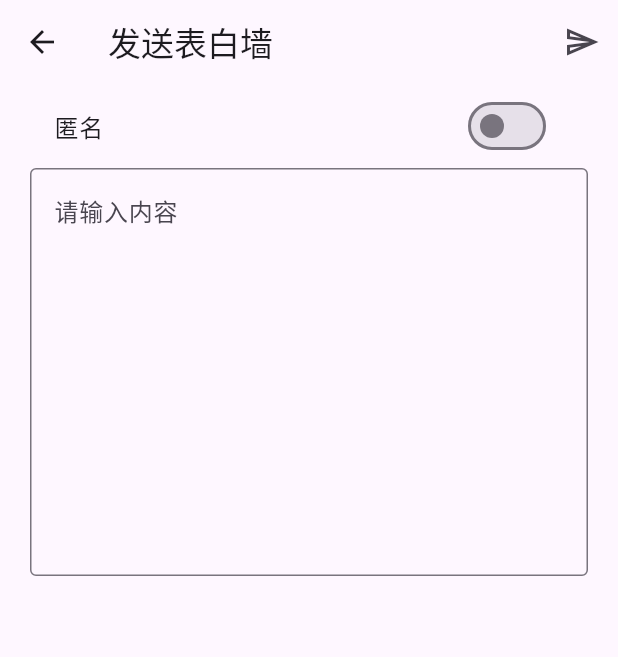
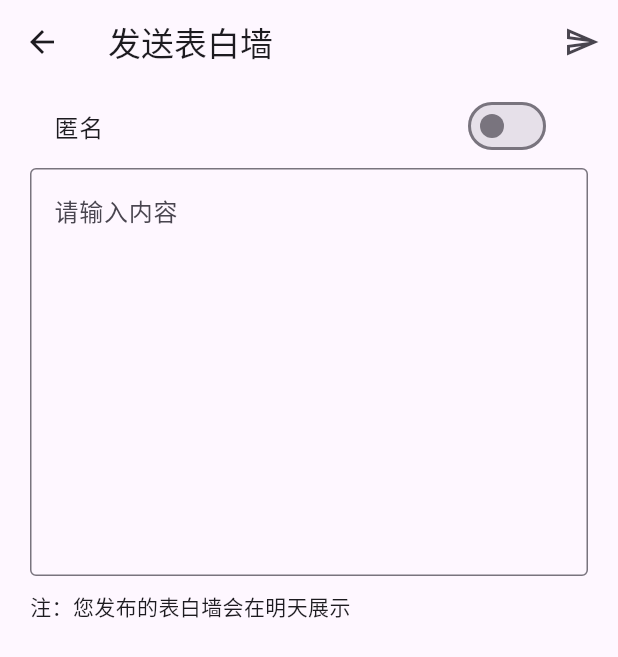
Before and after one commit to ChatDan/chatdan_frontend, a Flutter app: the CreateWallPage screen opened directly, on a phone screen of 412 x 824 dp. Shown: the top 657 px of the screen. Run offline on Flutter 3.47's test engine with Material 2 defaults, Android fonts, the phone set to English and light mode, and no system bars; our stand-ins replace dio, flutter_smart_dialog, go_router, infinite_scroll_pagination, shared_preferences; accounts and stored records are empty; network calls fail.

Commit message:
feat: 点击表白墙支持回复

```diff
--- a/lib/pages/wall_subpage/create_wall_page.dart
+++ b/lib/pages/wall_subpage/create_wall_page.dart
@@ -1,9 +1,13 @@
+import 'package:chatdan_frontend/model/wall.dart';
+import 'package:chatdan_frontend/pages/wall_subpage/wall_page.dart';
 import 'package:chatdan_frontend/repository/chatdan_repository.dart';
 import 'package:flutter/material.dart';
 import 'package:flutter_smart_dialog/flutter_smart_dialog.dart';
 
 class CreateWallPage extends StatefulWidget {
-  const CreateWallPage({super.key});
+  final Wall? replyToWall;
+
+  const CreateWallPage({this.replyToWall, super.key});
 
   @override
   State createState() => _CreateWallPageState();
@@ -35,16 +39,17 @@ class _CreateWallPageState extends State<CreateWallPage> {
 
   @override
   Widget build(BuildContext context) {
+    final title = widget.replyToWall == null ? '发送表白墙' : '回复表白墙';
     return Scaffold(
-        appBar: AppBar(
-            title: const Text('发送表白墙'),
-            actions: [IconButton(onPressed: _uploadTopic, icon: Icon(Icons.send_outlined))]),
+        appBar:
+            AppBar(title: Text(title), actions: [IconButton(onPressed: _uploadTopic, icon: const Icon(Icons.send_outlined))]),
         body: Form(
           child: ListView(
             padding: const EdgeInsets.symmetric(horizontal: 20),
             children: [
+              if (widget.replyToWall != null) WallWidget(widget.replyToWall!),
               SwitchListTile(
-                  title: Text("匿名"),
+                  title: const Text('匿名'),
                   value: _isAnonymous,
                   onChanged: (value) {
                     setState(() {
@@ -68,6 +73,10 @@ class _CreateWallPageState extends State<CreateWallPage> {
                   },
                 ),
               ),
+              Container(
+                padding: const EdgeInsets.only(top: 10),
+                child: const Text('注：您发布的表白墙会在明天展示'),
+              ),
             ],
           ),
         ));
```
Also changed, not shown: lib/pages/wall_subpage/wall_page.dart (+7 -2 lines).
